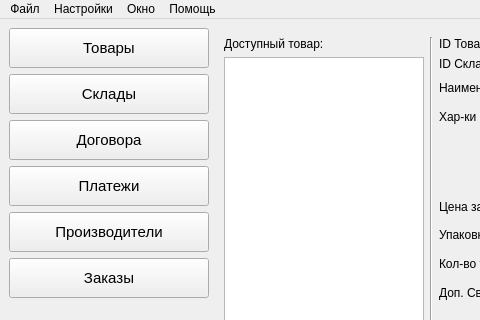
Above: res/main_view.ui from erhoof/db_looker_u_t6_course_work before the change; both pictures show x 0 to 480 and y 0 to 320 of the 790 by 512 pixel window. Below: the same form after it.
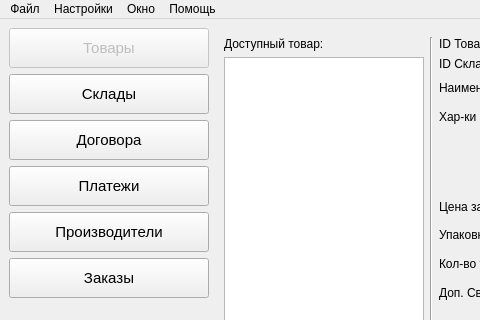
That is the form after the change. The open tabs and pages were chosen to show the change. Icons and pictures are not drawn.

```diff
--- a/res/main_view.ui
+++ b/res/main_view.ui
@@ -19,6 +19,9 @@
      <layout class="QVBoxLayout" name="verticalLayout">
       <item>
        <widget class="QPushButton" name="pushButton_products">
+        <property name="enabled">
+         <bool>false</bool>
+        </property>
         <property name="minimumSize">
          <size>
           <width>0</width>
```
Left out of the diff: 6 changed lines with no effect on the pictures.
